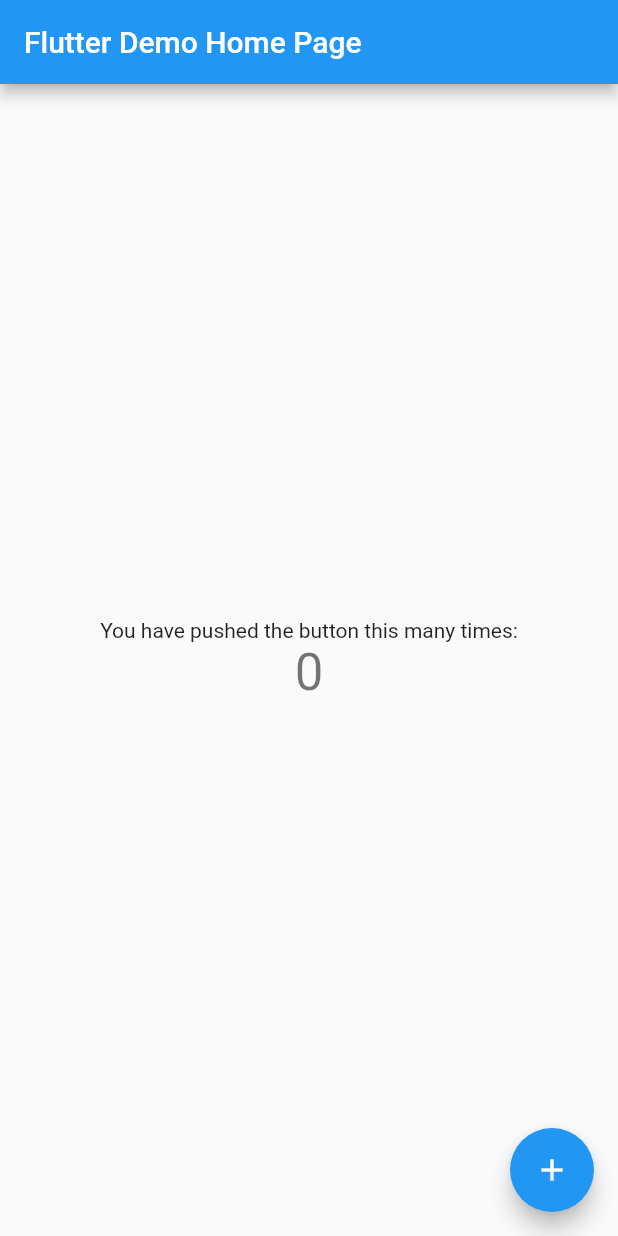
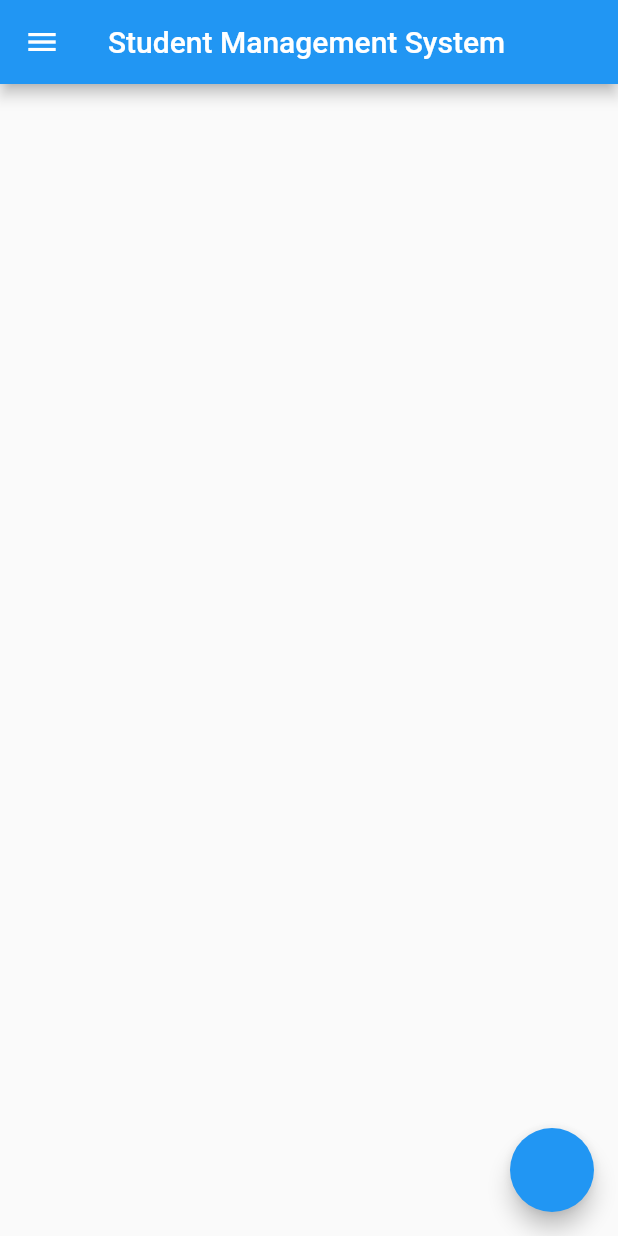
Before and after one commit to pratyush1425/project, a Flutter app: the screen it shows after launch, on a phone screen of 412 x 824 dp. Run offline on Flutter 3.47's test engine with Material 2 defaults, Android fonts, the phone set to English and light mode, and no system bars.

Commit message:
second commit

```diff
--- /dev/null
+++ b/lib/home.dart
@@ -0,0 +1,23 @@
+// ignore_for_file: prefer_const_constructors
+
+import 'package:flutter/material.dart';
+
+
+class Home extends StatelessWidget {
+  const Home({Key? key}) : super(key: key);
+
+  @override
+  Widget build(BuildContext context) {
+    return Scaffold(
+      appBar: AppBar(
+        title: Text("Student Management System"),
+      ),
+      drawer: Drawer(),
+      body: Container(),
+      floatingActionButton: FloatingActionButton(
+        onPressed: () {},
+        enableFeedback: true,
+      ),
+    );
+  }
+}
--- a/lib/main.dart
+++ b/lib/main.dart
@@ -1,7 +1,10 @@
+// ignore_for_file: prefer_const_constructors
+
 import 'package:flutter/material.dart';
+import 'package:project/home.dart';
 
 void main() {
-  runApp(const MyApp());
+  runApp(MyApp());
 }
 
 class MyApp extends StatelessWidget {
@@ -11,105 +14,11 @@
   @override
   Widget build(BuildContext context) {
     return MaterialApp(
-      title: 'Flutter Demo',
+      title: 'Flutter Project',
       theme: ThemeData(
-        // This is the theme of your application.
-        //
-        // Try running your application with "flutter run". You'll see the
-        // application has a blue toolbar. Then, without quitting the app, try
-        // changing the primarySwatch below to Colors.green and then invoke
-        // "hot reload" (press "r" in the console where you ran "flutter run",
-        // or simply save your changes to "hot reload" in a Flutter IDE).
-        // Notice that the counter didn't reset back to zero; the application
-        // is not restarted.
         primarySwatch: Colors.blue,
       ),
-      home: const MyHomePage(title: 'Flutter Demo Home Page'),
+      home: Home(),
     );
   }
 }
-
-class MyHomePage extends StatefulWidget {
-  const MyHomePage({Key? key, required this.title}) : super(key: key);
-
-  // This widget is the home page of your application. It is stateful, meaning
-  // that it has a State object (defined below) that contains fields that affect
-  // how it looks.
-
-  // This class is the configuration for the state. It holds the values (in this
-  // case the title) provided by the parent (in this case the App widget) and
-  // used by the build method of the State. Fields in a Widget subclass are
-  // always marked "final".
-
-  final String title;
-
-  @override
-  State<MyHomePage> createState() => _MyHomePageState();
-}
-
-class _MyHomePageState extends State<MyHomePage> {
-  int _counter = 0;
-
-  void _incrementCounter() {
-    setState(() {
-      // This call to setState tells the Flutter framework that something has
-      // changed in this State, which causes it to rerun the build method below
-      // so that the display can reflect the updated values. If we changed
-      // _counter without calling setState(), then the build method would not be
-      // called again, and so nothing would appear to happen.
-      _counter++;
-    });
-  }
-
-  @override
-  Widget build(BuildContext context) {
-    // This method is rerun every time setState is called, for instance as done
-    // by the _incrementCounter method above.
-    //
-    // The Flutter framework has been optimized to make rerunning build methods
-    // fast, so that you can just rebuild anything that needs updating rather
-    // than having to individually change instances of widgets.
-    return Scaffold(
-      appBar: AppBar(
-        // Here we take the value from the MyHomePage object that was created by
-        // the App.build method, and use it to set our appbar title.
-        title: Text(widget.title),
-      ),
-      body: Center(
-        // Center is a layout widget. It takes a single child and positions it
-        // in the middle of the parent.
-        child: Column(
-          // Column is also a layout widget. It takes a list of children and
-          // arranges them vertically. By default, it sizes itself to fit its
-          // children horizontally, and tries to be as tall as its parent.
-          //
-          // Invoke "debug painting" (press "p" in the console, choose the
-          // "Toggle Debug Paint" action from the Flutter Inspector in Android
-          // Studio, or the "Toggle Debug Paint" command in Visual Studio Code)
-          // to see the wireframe for each widget.
-          //
-          // Column has various properties to control how it sizes itself and
-          // how it positions its children. Here we use mainAxisAlignment to
-          // center the children vertically; the main axis here is the vertical
-          // axis because Columns are vertical (the cross axis would be
-          // horizontal).
-          mainAxisAlignment: MainAxisAlignment.center,
-          children: <Widget>[
-            const Text(
-              'You have pushed the button this many times:',
-            ),
-            Text(
-              '$_counter',
-              style: Theme.of(context).textTheme.headline4,
-            ),
-          ],
-        ),
-      ),
-      floatingActionButton: FloatingActionButton(
-        onPressed: _incrementCounter,
-        tooltip: 'Increment',
-        child: const Icon(Icons.add),
-      ), // This trailing comma makes auto-formatting nicer for build methods.
-    );
-  }
-}
```
Also changed, not shown: 1 other file.
